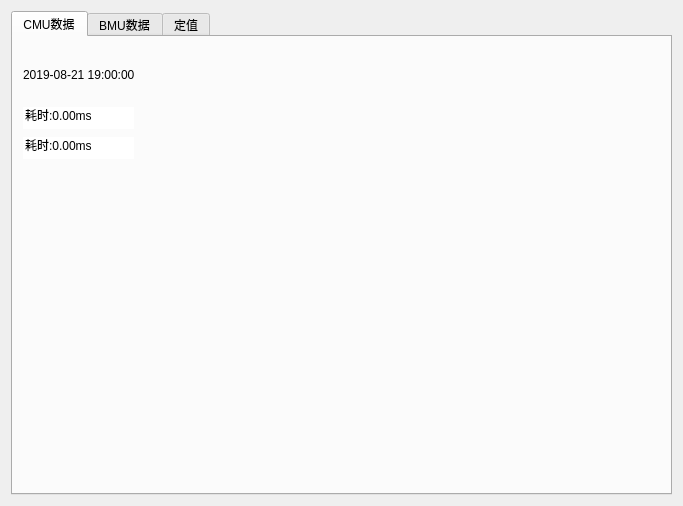
This is widget.ui in Shogpe/bmsTool as Qt 5 draws it before an edit. The edited form follows.
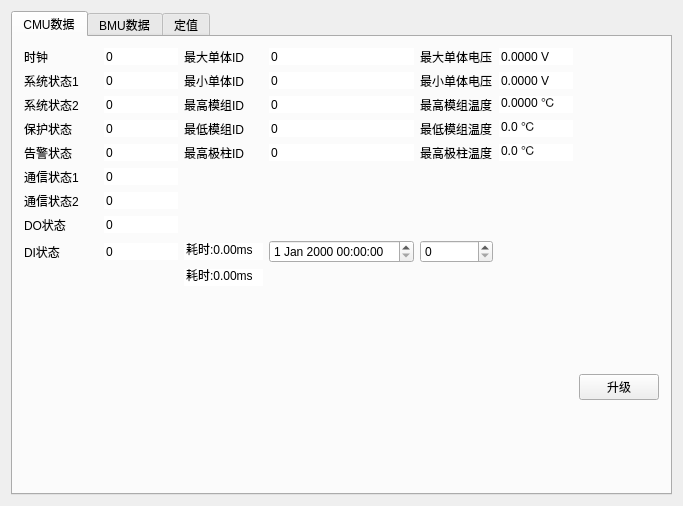
This is the edited form. The open tabs and pages were chosen to show the change. Custom widgets are drawn as their Qt base class.

Patch:
```diff
--- a/widget.ui
+++ b/widget.ui
@@ -53,93 +53,1241 @@
       <attribute name="title">
        <string>CMU数据</string>
       </attribute>
-      <widget class="QDoubleSpinBox" name="costTime">
-       <property name="geometry">
-        <rect>
-         <x>10</x>
-         <y>70</y>
-         <width>111</width>
-         <height>22</height>
-        </rect>
-       </property>
-       <property name="wrapping">
-        <bool>false</bool>
-       </property>
-       <property name="frame">
-        <bool>false</bool>
-       </property>
-       <property name="readOnly">
-        <bool>true</bool>
-       </property>
-       <property name="buttonSymbols">
-        <enum>QAbstractSpinBox::NoButtons</enum>
-       </property>
-       <property name="specialValueText">
-        <string/>
-       </property>
-       <property name="prefix">
-        <string>耗时:</string>
-       </property>
-       <property name="suffix">
-        <string>ms</string>
-       </property>
-      </widget>
-      <widget class="QDoubleSpinBox" name="STime">
-       <property name="geometry">
-        <rect>
-         <x>10</x>
-         <y>100</y>
-         <width>111</width>
-         <height>22</height>
-        </rect>
-       </property>
-       <property name="wrapping">
-        <bool>false</bool>
-       </property>
-       <property name="frame">
-        <bool>false</bool>
-       </property>
-       <property name="readOnly">
-        <bool>true</bool>
-       </property>
-       <property name="buttonSymbols">
-        <enum>QAbstractSpinBox::NoButtons</enum>
-       </property>
-       <property name="specialValueText">
-        <string/>
-       </property>
-       <property name="prefix">
-        <string>耗时:</string>
-       </property>
-       <property name="suffix">
-        <string>ms</string>
-       </property>
-      </widget>
-      <widget class="QLabel" name="labelTime">
-       <property name="geometry">
-        <rect>
-         <x>10</x>
-         <y>30</y>
-         <width>161</width>
-         <height>16</height>
-        </rect>
-       </property>
-       <property name="frameShape">
-        <enum>QFrame::NoFrame</enum>
-       </property>
-       <property name="frameShadow">
-        <enum>QFrame::Plain</enum>
-       </property>
-       <property name="text">
-        <string>2019-08-21 19:00:00</string>
-       </property>
-       <property name="textFormat">
-        <enum>Qt::PlainText</enum>
-       </property>
-       <property name="scaledContents">
-        <bool>false</bool>
-       </property>
-      </widget>
+      <layout class="QGridLayout" name="gridLayout_3">
+       <item row="4" column="0">
+        <widget class="QLabel" name="label_47">
+         <property name="frameShape">
+          <enum>QFrame::NoFrame</enum>
+         </property>
+         <property name="frameShadow">
+          <enum>QFrame::Plain</enum>
+         </property>
+         <property name="text">
+          <string>保护状态</string>
+         </property>
+         <property name="textFormat">
+          <enum>Qt::PlainText</enum>
+         </property>
+         <property name="scaledContents">
+          <bool>false</bool>
+         </property>
+        </widget>
+       </item>
+       <item row="2" column="4">
+        <widget class="QLabel" name="label_54">
+         <property name="frameShape">
+          <enum>QFrame::NoFrame</enum>
+         </property>
+         <property name="frameShadow">
+          <enum>QFrame::Plain</enum>
+         </property>
+         <property name="text">
+          <string>最小单体ID</string>
+         </property>
+         <property name="textFormat">
+          <enum>Qt::PlainText</enum>
+         </property>
+         <property name="scaledContents">
+          <bool>false</bool>
+         </property>
+        </widget>
+       </item>
+       <item row="3" column="1">
+        <widget class="QDoubleSpinBox" name="sysStatus2">
+         <property name="wrapping">
+          <bool>false</bool>
+         </property>
+         <property name="frame">
+          <bool>false</bool>
+         </property>
+         <property name="readOnly">
+          <bool>true</bool>
+         </property>
+         <property name="buttonSymbols">
+          <enum>QAbstractSpinBox::NoButtons</enum>
+         </property>
+         <property name="specialValueText">
+          <string/>
+         </property>
+         <property name="keyboardTracking">
+          <bool>false</bool>
+         </property>
+         <property name="prefix">
+          <string/>
+         </property>
+         <property name="suffix">
+          <string/>
+         </property>
+         <property name="decimals">
+          <number>0</number>
+         </property>
+         <property name="maximum">
+          <double>10000000000000000000.000000000000000</double>
+         </property>
+        </widget>
+       </item>
+       <item row="10" column="0">
+        <widget class="QLabel" name="label_52">
+         <property name="frameShape">
+          <enum>QFrame::NoFrame</enum>
+         </property>
+         <property name="frameShadow">
+          <enum>QFrame::Plain</enum>
+         </property>
+         <property name="text">
+          <string>DI状态</string>
+         </property>
+         <property name="textFormat">
+          <enum>Qt::PlainText</enum>
+         </property>
+         <property name="scaledContents">
+          <bool>false</bool>
+         </property>
+        </widget>
+       </item>
+       <item row="0" column="6">
+        <widget class="QLabel" name="label_44">
+         <property name="frameShape">
+          <enum>QFrame::NoFrame</enum>
+         </property>
+         <property name="frameShadow">
+          <enum>QFrame::Plain</enum>
+         </property>
+         <property name="text">
+          <string>最大单体电压</string>
+         </property>
+         <property name="textFormat">
+          <enum>Qt::PlainText</enum>
+         </property>
+         <property name="scaledContents">
+          <bool>false</bool>
+         </property>
+        </widget>
+       </item>
+       <item row="0" column="5">
+        <widget class="QDoubleSpinBox" name="UmaxID">
+         <property name="sizePolicy">
+          <sizepolicy hsizetype="Preferred" vsizetype="Fixed">
+           <horstretch>0</horstretch>
+           <verstretch>0</verstretch>
+          </sizepolicy>
+         </property>
+         <property name="focusPolicy">
+          <enum>Qt::NoFocus</enum>
+         </property>
+         <property name="wrapping">
+          <bool>false</bool>
+         </property>
+         <property name="frame">
+          <bool>false</bool>
+         </property>
+         <property name="readOnly">
+          <bool>true</bool>
+         </property>
+         <property name="buttonSymbols">
+          <enum>QAbstractSpinBox::NoButtons</enum>
+         </property>
+         <property name="specialValueText">
+          <string/>
+         </property>
+         <property name="accelerated">
+          <bool>false</bool>
+         </property>
+         <property name="keyboardTracking">
+          <bool>false</bool>
+         </property>
+         <property name="prefix">
+          <string/>
+         </property>
+         <property name="suffix">
+          <string/>
+         </property>
+         <property name="decimals">
+          <number>0</number>
+         </property>
+         <property name="maximum">
+          <double>5000000000.000000000000000</double>
+         </property>
+         <property name="singleStep">
+          <double>0.000000000000000</double>
+         </property>
+        </widget>
+       </item>
+       <item row="5" column="1">
+        <widget class="QDoubleSpinBox" name="sysAlmStatus">
+         <property name="wrapping">
+          <bool>false</bool>
+         </property>
+         <property name="frame">
+          <bool>false</bool>
+         </property>
+         <property name="readOnly">
+          <bool>true</bool>
+         </property>
+         <property name="buttonSymbols">
+          <enum>QAbstractSpinBox::NoButtons</enum>
+         </property>
+         <property name="specialValueText">
+          <string/>
+         </property>
+         <property name="keyboardTracking">
+          <bool>false</bool>
+         </property>
+         <property name="prefix">
+          <string/>
+         </property>
+         <property name="suffix">
+          <string/>
+         </property>
+         <property name="decimals">
+          <number>0</number>
+         </property>
+         <property name="maximum">
+          <double>10000000000000000000.000000000000000</double>
+         </property>
+        </widget>
+       </item>
+       <item row="6" column="1">
+        <widget class="QDoubleSpinBox" name="sysComm1">
+         <property name="wrapping">
+          <bool>false</bool>
+         </property>
+         <property name="frame">
+          <bool>false</bool>
+         </property>
+         <property name="readOnly">
+          <bool>true</bool>
+         </property>
+         <property name="buttonSymbols">
+          <enum>QAbstractSpinBox::NoButtons</enum>
+         </property>
+         <property name="specialValueText">
+          <string/>
+         </property>
+         <property name="keyboardTracking">
+          <bool>false</bool>
+         </property>
+         <property name="prefix">
+          <string/>
+         </property>
+         <property name="suffix">
+          <string/>
+         </property>
+         <property name="decimals">
+          <number>0</number>
+         </property>
+         <property name="maximum">
+          <double>10000000000000000000.000000000000000</double>
+         </property>
+        </widget>
+       </item>
+       <item row="0" column="7">
+        <widget class="QDoubleSpinBox" name="Umax">
+         <property name="sizePolicy">
+          <sizepolicy hsizetype="Preferred" vsizetype="Fixed">
+           <horstretch>0</horstretch>
+           <verstretch>0</verstretch>
+          </sizepolicy>
+         </property>
+         <property name="focusPolicy">
+          <enum>Qt::NoFocus</enum>
+         </property>
+         <property name="wrapping">
+          <bool>false</bool>
+         </property>
+         <property name="frame">
+          <bool>false</bool>
+         </property>
+         <property name="readOnly">
+          <bool>true</bool>
+         </property>
+         <property name="buttonSymbols">
+          <enum>QAbstractSpinBox::NoButtons</enum>
+         </property>
+         <property name="specialValueText">
+          <string/>
+         </property>
+         <property name="accelerated">
+          <bool>false</bool>
+         </property>
+         <property name="keyboardTracking">
+          <bool>false</bool>
+         </property>
+         <property name="prefix">
+          <string/>
+         </property>
+         <property name="suffix">
+          <string> V</string>
+         </property>
+         <property name="decimals">
+          <number>4</number>
+         </property>
+         <property name="singleStep">
+          <double>0.000000000000000</double>
+         </property>
+        </widget>
+       </item>
+       <item row="2" column="1">
+        <widget class="QDoubleSpinBox" name="sysStatus1">
+         <property name="wrapping">
+          <bool>false</bool>
+         </property>
+         <property name="frame">
+          <bool>false</bool>
+         </property>
+         <property name="readOnly">
+          <bool>true</bool>
+         </property>
+         <property name="buttonSymbols">
+          <enum>QAbstractSpinBox::NoButtons</enum>
+         </property>
+         <property name="specialValueText">
+          <string/>
+         </property>
+         <property name="keyboardTracking">
+          <bool>false</bool>
+         </property>
+         <property name="prefix">
+          <string/>
+         </property>
+         <property name="suffix">
+          <string/>
+         </property>
+         <property name="decimals">
+          <number>0</number>
+         </property>
+         <property name="maximum">
+          <double>10000000000000000000.000000000000000</double>
+         </property>
+        </widget>
+       </item>
+       <item row="4" column="1">
+        <widget class="QDoubleSpinBox" name="sysErrStatus">
+         <property name="wrapping">
+          <bool>false</bool>
+         </property>
+         <property name="frame">
+          <bool>false</bool>
+         </property>
+         <property name="readOnly">
+          <bool>true</bool>
+         </property>
+         <property name="buttonSymbols">
+          <enum>QAbstractSpinBox::NoButtons</enum>
+         </property>
+         <property name="specialValueText">
+          <string/>
+         </property>
+         <property name="keyboardTracking">
+          <bool>false</bool>
+         </property>
+         <property name="prefix">
+          <string/>
+         </property>
+         <property name="suffix">
+          <string/>
+         </property>
+         <property name="decimals">
+          <number>0</number>
+         </property>
+         <property name="maximum">
+          <double>10000000000000000000.000000000000000</double>
+         </property>
+        </widget>
+       </item>
+       <item row="9" column="1">
+        <widget class="QDoubleSpinBox" name="sysDOStatus">
+         <property name="wrapping">
+          <bool>false</bool>
+         </property>
+         <property name="frame">
+          <bool>false</bool>
+         </property>
+         <property name="readOnly">
+          <bool>true</bool>
+         </property>
+         <property name="buttonSymbols">
+          <enum>QAbstractSpinBox::NoButtons</enum>
+         </property>
+         <property name="specialValueText">
+          <string/>
+         </property>
+         <property name="keyboardTracking">
+          <bool>false</bool>
+         </property>
+         <property name="prefix">
+          <string/>
+         </property>
+         <property name="suffix">
+          <string/>
+         </property>
+         <property name="decimals">
+          <number>0</number>
+         </property>
+         <property name="maximum">
+          <double>10000000000000000000.000000000000000</double>
+         </property>
+        </widget>
+       </item>
+       <item row="0" column="0">
+        <widget class="QLabel" name="label_1">
+         <property name="frameShape">
+          <enum>QFrame::NoFrame</enum>
+         </property>
+         <property name="frameShadow">
+          <enum>QFrame::Plain</enum>
+         </property>
+         <property name="text">
+          <string>时钟</string>
+         </property>
+         <property name="textFormat">
+          <enum>Qt::PlainText</enum>
+         </property>
+         <property name="scaledContents">
+          <bool>false</bool>
+         </property>
+        </widget>
+       </item>
+       <item row="0" column="1">
+        <widget class="QDoubleSpinBox" name="sysTime">
+         <property name="sizePolicy">
+          <sizepolicy hsizetype="Preferred" vsizetype="Fixed">
+           <horstretch>0</horstretch>
+           <verstretch>0</verstretch>
+          </sizepolicy>
+         </property>
+         <property name="wrapping">
+          <bool>false</bool>
+         </property>
+         <property name="frame">
+          <bool>false</bool>
+         </property>
+         <property name="readOnly">
+          <bool>true</bool>
+         </property>
+         <property name="buttonSymbols">
+          <enum>QAbstractSpinBox::NoButtons</enum>
+         </property>
+         <property name="specialValueText">
+          <string/>
+         </property>
+         <property name="accelerated">
+          <bool>false</bool>
+         </property>
+         <property name="keyboardTracking">
+          <bool>false</bool>
+         </property>
+         <property name="prefix">
+          <string/>
+         </property>
+         <property name="suffix">
+          <string/>
+         </property>
+         <property name="decimals">
+          <number>0</number>
+         </property>
+         <property name="maximum">
+          <double>5000000000.000000000000000</double>
+         </property>
+         <property name="singleStep">
+          <double>0.000000000000000</double>
+         </property>
+        </widget>
+       </item>
+       <item row="2" column="0">
+        <widget class="QLabel" name="label_45">
+         <property name="frameShape">
+          <enum>QFrame::NoFrame</enum>
+         </property>
+         <property name="frameShadow">
+          <enum>QFrame::Plain</enum>
+         </property>
+         <property name="text">
+          <string>系统状态1</string>
+         </property>
+         <property name="textFormat">
+          <enum>Qt::PlainText</enum>
+         </property>
+         <property name="scaledContents">
+          <bool>false</bool>
+         </property>
+        </widget>
+       </item>
+       <item row="6" column="0">
+        <widget class="QLabel" name="label_49">
+         <property name="frameShape">
+          <enum>QFrame::NoFrame</enum>
+         </property>
+         <property name="frameShadow">
+          <enum>QFrame::Plain</enum>
+         </property>
+         <property name="text">
+          <string>通信状态1</string>
+         </property>
+         <property name="textFormat">
+          <enum>Qt::PlainText</enum>
+         </property>
+         <property name="scaledContents">
+          <bool>false</bool>
+         </property>
+        </widget>
+       </item>
+       <item row="15" column="1">
+        <spacer name="verticalSpacer_2">
+         <property name="orientation">
+          <enum>Qt::Vertical</enum>
+         </property>
+         <property name="sizeHint" stdset="0">
+          <size>
+           <width>20</width>
+           <height>40</height>
+          </size>
+         </property>
+        </spacer>
+       </item>
+       <item row="8" column="0">
+        <widget class="QLabel" name="label_50">
+         <property name="frameShape">
+          <enum>QFrame::NoFrame</enum>
+         </property>
+         <property name="frameShadow">
+          <enum>QFrame::Plain</enum>
+         </property>
+         <property name="text">
+          <string>通信状态2</string>
+         </property>
+         <property name="textFormat">
+          <enum>Qt::PlainText</enum>
+         </property>
+         <property name="scaledContents">
+          <bool>false</bool>
+         </property>
+        </widget>
+       </item>
+       <item row="3" column="0">
+        <widget class="QLabel" name="label_46">
+         <property name="frameShape">
+          <enum>QFrame::NoFrame</enum>
+         </property>
+         <property name="frameShadow">
+          <enum>QFrame::Plain</enum>
+         </property>
+         <property name="text">
+          <string>系统状态2</string>
+         </property>
+         <property name="textFormat">
+          <enum>Qt::PlainText</enum>
+         </property>
+         <property name="scaledContents">
+          <bool>false</bool>
+         </property>
+        </widget>
+       </item>
+       <item row="8" column="1">
+        <widget class="QDoubleSpinBox" name="sysComm2">
+         <property name="wrapping">
+          <bool>false</bool>
+         </property>
+         <property name="frame">
+          <bool>false</bool>
+         </property>
+         <property name="readOnly">
+          <bool>true</bool>
+         </property>
+         <property name="buttonSymbols">
+          <enum>QAbstractSpinBox::NoButtons</enum>
+         </property>
+         <property name="specialValueText">
+          <string/>
+         </property>
+         <property name="keyboardTracking">
+          <bool>false</bool>
+         </property>
+         <property name="prefix">
+          <string/>
+         </property>
+         <property name="suffix">
+          <string/>
+         </property>
+         <property name="decimals">
+          <number>0</number>
+         </property>
+         <property name="maximum">
+          <double>10000000000000000000.000000000000000</double>
+         </property>
+        </widget>
+       </item>
+       <item row="0" column="4">
+        <widget class="QLabel" name="label_53">
+         <property name="frameShape">
+          <enum>QFrame::NoFrame</enum>
+         </property>
+         <property name="frameShadow">
+          <enum>QFrame::Plain</enum>
+         </property>
+         <property name="text">
+          <string>最大单体ID</string>
+         </property>
+         <property name="textFormat">
+          <enum>Qt::PlainText</enum>
+         </property>
+         <property name="scaledContents">
+          <bool>false</bool>
+         </property>
+        </widget>
+       </item>
+       <item row="9" column="0">
+        <widget class="QLabel" name="label_51">
+         <property name="frameShape">
+          <enum>QFrame::NoFrame</enum>
+         </property>
+         <property name="frameShadow">
+          <enum>QFrame::Plain</enum>
+         </property>
+         <property name="text">
+          <string>DO状态</string>
+         </property>
+         <property name="textFormat">
+          <enum>Qt::PlainText</enum>
+         </property>
+         <property name="scaledContents">
+          <bool>false</bool>
+         </property>
+        </widget>
+       </item>
+       <item row="10" column="1">
+        <widget class="QDoubleSpinBox" name="sysDIStatus">
+         <property name="wrapping">
+          <bool>false</bool>
+         </property>
+         <property name="frame">
+          <bool>false</bool>
+         </property>
+         <property name="readOnly">
+          <bool>true</bool>
+         </property>
+         <property name="buttonSymbols">
+          <enum>QAbstractSpinBox::NoButtons</enum>
+         </property>
+         <property name="specialValueText">
+          <string/>
+         </property>
+         <property name="keyboardTracking">
+          <bool>false</bool>
+         </property>
+         <property name="prefix">
+          <string/>
+         </property>
+         <property name="suffix">
+          <string/>
+         </property>
+         <property name="decimals">
+          <number>0</number>
+         </property>
+         <property name="maximum">
+          <double>10000000000000000000.000000000000000</double>
+         </property>
+        </widget>
+       </item>
+       <item row="5" column="0">
+        <widget class="QLabel" name="label_48">
+         <property name="frameShape">
+          <enum>QFrame::NoFrame</enum>
+         </property>
+         <property name="frameShadow">
+          <enum>QFrame::Plain</enum>
+         </property>
+         <property name="text">
+          <string>告警状态</string>
+         </property>
+         <property name="textFormat">
+          <enum>Qt::PlainText</enum>
+         </property>
+         <property name="scaledContents">
+          <bool>false</bool>
+         </property>
+        </widget>
+       </item>
+       <item row="2" column="5">
+        <widget class="QDoubleSpinBox" name="UminID">
+         <property name="sizePolicy">
+          <sizepolicy hsizetype="Preferred" vsizetype="Fixed">
+           <horstretch>0</horstretch>
+           <verstretch>0</verstretch>
+          </sizepolicy>
+         </property>
+         <property name="focusPolicy">
+          <enum>Qt::NoFocus</enum>
+         </property>
+         <property name="wrapping">
+          <bool>false</bool>
+         </property>
+         <property name="frame">
+          <bool>false</bool>
+         </property>
+         <property name="readOnly">
+          <bool>true</bool>
+         </property>
+         <property name="buttonSymbols">
+          <enum>QAbstractSpinBox::NoButtons</enum>
+         </property>
+         <property name="specialValueText">
+          <string/>
+         </property>
+         <property name="accelerated">
+          <bool>false</bool>
+         </property>
+         <property name="keyboardTracking">
+          <bool>false</bool>
+         </property>
+         <property name="prefix">
+          <string/>
+         </property>
+         <property name="suffix">
+          <string/>
+         </property>
+         <property name="decimals">
+          <number>0</number>
+         </property>
+         <property name="maximum">
+          <double>5000000000.000000000000000</double>
+         </property>
+         <property name="singleStep">
+          <double>0.000000000000000</double>
+         </property>
+        </widget>
+       </item>
+       <item row="2" column="6">
+        <widget class="QLabel" name="label_55">
+         <property name="frameShape">
+          <enum>QFrame::NoFrame</enum>
+         </property>
+         <property name="frameShadow">
+          <enum>QFrame::Plain</enum>
+         </property>
+         <property name="text">
+          <string>最小单体电压</string>
+         </property>
+         <property name="textFormat">
+          <enum>Qt::PlainText</enum>
+         </property>
+         <property name="scaledContents">
+          <bool>false</bool>
+         </property>
+        </widget>
+       </item>
+       <item row="2" column="7">
+        <widget class="QDoubleSpinBox" name="Umin">
+         <property name="sizePolicy">
+          <sizepolicy hsizetype="Preferred" vsizetype="Fixed">
+           <horstretch>0</horstretch>
+           <verstretch>0</verstretch>
+          </sizepolicy>
+         </property>
+         <property name="focusPolicy">
+          <enum>Qt::NoFocus</enum>
+         </property>
+         <property name="wrapping">
+          <bool>false</bool>
+         </property>
+         <property name="frame">
+          <bool>false</bool>
+         </property>
+         <property name="readOnly">
+          <bool>true</bool>
+         </property>
+         <property name="buttonSymbols">
+          <enum>QAbstractSpinBox::NoButtons</enum>
+         </property>
+         <property name="specialValueText">
+          <string/>
+         </property>
+         <property name="accelerated">
+          <bool>false</bool>
+         </property>
+         <property name="keyboardTracking">
+          <bool>false</bool>
+         </property>
+         <property name="prefix">
+          <string/>
+         </property>
+         <property name="suffix">
+          <string> V</string>
+         </property>
+         <property name="decimals">
+          <number>4</number>
+         </property>
+         <property name="singleStep">
+          <double>0.000000000000000</double>
+         </property>
+        </widget>
+       </item>
+       <item row="10" column="4">
+        <widget class="QDoubleSpinBox" name="STime">
+         <property name="wrapping">
+          <bool>false</bool>
+         </property>
+         <property name="frame">
+          <bool>false</bool>
+         </property>
+         <property name="readOnly">
+          <bool>true</bool>
+         </property>
+         <property name="buttonSymbols">
+          <enum>QAbstractSpinBox::NoButtons</enum>
+         </property>
+         <property name="specialValueText">
+          <string/>
+         </property>
+         <property name="prefix">
+          <string>耗时:</string>
+         </property>
+         <property name="suffix">
+          <string>ms</string>
+         </property>
+        </widget>
+       </item>
+       <item row="10" column="5">
+        <widget class="QDateTimeEdit" name="dateTimeEdit"/>
+       </item>
+       <item row="11" column="4">
+        <widget class="QDoubleSpinBox" name="costTime">
+         <property name="wrapping">
+          <bool>false</bool>
+         </property>
+         <property name="frame">
+          <bool>false</bool>
+         </property>
+         <property name="readOnly">
+          <bool>true</bool>
+         </property>
+         <property name="buttonSymbols">
+          <enum>QAbstractSpinBox::NoButtons</enum>
+         </property>
+         <property name="specialValueText">
+          <string/>
+         </property>
+         <property name="prefix">
+          <string>耗时:</string>
+         </property>
+         <property name="suffix">
+          <string>ms</string>
+         </property>
+        </widget>
+       </item>
+       <item row="10" column="6">
+        <widget class="QSpinBox" name="date_day"/>
+       </item>
+       <item row="3" column="4">
+        <widget class="QLabel" name="label_56">
+         <property name="frameShape">
+          <enum>QFrame::NoFrame</enum>
+         </property>
+         <property name="frameShadow">
+          <enum>QFrame::Plain</enum>
+         </property>
+         <property name="text">
+          <string>最高模组ID</string>
+         </property>
+         <property name="textFormat">
+          <enum>Qt::PlainText</enum>
+         </property>
+         <property name="scaledContents">
+          <bool>false</bool>
+         </property>
+        </widget>
+       </item>
+       <item row="3" column="5">
+        <widget class="QDoubleSpinBox" name="TmaxID">
+         <property name="sizePolicy">
+          <sizepolicy hsizetype="Preferred" vsizetype="Fixed">
+           <horstretch>0</horstretch>
+           <verstretch>0</verstretch>
+          </sizepolicy>
+         </property>
+         <property name="focusPolicy">
+          <enum>Qt::NoFocus</enum>
+         </property>
+         <property name="wrapping">
+          <bool>false</bool>
+         </property>
+         <property name="frame">
+          <bool>false</bool>
+         </property>
+         <property name="readOnly">
+          <bool>true</bool>
+         </property>
+         <property name="buttonSymbols">
+          <enum>QAbstractSpinBox::NoButtons</enum>
+         </property>
+         <property name="specialValueText">
+          <string/>
+         </property>
+         <property name="accelerated">
+          <bool>false</bool>
+         </property>
+         <property name="keyboardTracking">
+          <bool>false</bool>
+         </property>
+         <property name="prefix">
+          <string/>
+         </property>
+         <property name="suffix">
+          <string/>
+         </property>
+         <property name="decimals">
+          <number>0</number>
+         </property>
+         <property name="maximum">
+          <double>5000000000.000000000000000</double>
+         </property>
+         <property name="singleStep">
+          <double>0.000000000000000</double>
+         </property>
+        </widget>
+       </item>
+       <item row="3" column="6">
+        <widget class="QLabel" name="label_57">
+         <property name="frameShape">
+          <enum>QFrame::NoFrame</enum>
+         </property>
+         <property name="frameShadow">
+          <enum>QFrame::Plain</enum>
+         </property>
+         <property name="text">
+          <string>最高模组温度</string>
+         </property>
+         <property name="textFormat">
+          <enum>Qt::PlainText</enum>
+         </property>
+         <property name="scaledContents">
+          <bool>false</bool>
+         </property>
+        </widget>
+       </item>
+       <item row="3" column="7">
+        <widget class="QDoubleSpinBox" name="Tmax">
+         <property name="sizePolicy">
+          <sizepolicy hsizetype="Preferred" vsizetype="Fixed">
+           <horstretch>0</horstretch>
+           <verstretch>0</verstretch>
+          </sizepolicy>
+         </property>
+         <property name="focusPolicy">
+          <enum>Qt::NoFocus</enum>
+         </property>
+         <property name="wrapping">
+          <bool>false</bool>
+         </property>
+         <property name="frame">
+          <bool>false</bool>
+         </property>
+         <property name="readOnly">
+          <bool>true</bool>
+         </property>
+         <property name="buttonSymbols">
+          <enum>QAbstractSpinBox::NoButtons</enum>
+         </property>
+         <property name="specialValueText">
+          <string/>
+         </property>
+         <property name="accelerated">
+          <bool>false</bool>
+         </property>
+         <property name="keyboardTracking">
+          <bool>false</bool>
+         </property>
+         <property name="prefix">
+          <string/>
+         </property>
+         <property name="suffix">
+          <string> ℃</string>
+         </property>
+         <property name="decimals">
+          <number>4</number>
+         </property>
+         <property name="singleStep">
+          <double>0.000000000000000</double>
+         </property>
+        </widget>
+       </item>
+       <item row="4" column="4">
+        <widget class="QLabel" name="label_58">
+         <property name="frameShape">
+          <enum>QFrame::NoFrame</enum>
+         </property>
+         <property name="frameShadow">
+          <enum>QFrame::Plain</enum>
+         </property>
+         <property name="text">
+          <string>最低模组ID</string>
+         </property>
+         <property name="textFormat">
+          <enum>Qt::PlainText</enum>
+         </property>
+         <property name="scaledContents">
+          <bool>false</bool>
+         </property>
+        </widget>
+       </item>
+       <item row="4" column="5">
+        <widget class="QDoubleSpinBox" name="TminID">
+         <property name="sizePolicy">
+          <sizepolicy hsizetype="Preferred" vsizetype="Fixed">
+           <horstretch>0</horstretch>
+           <verstretch>0</verstretch>
+          </sizepolicy>
+         </property>
+         <property name="focusPolicy">
+          <enum>Qt::NoFocus</enum>
+         </property>
+         <property name="wrapping">
+          <bool>false</bool>
+         </property>
+         <property name="frame">
+          <bool>false</bool>
+         </property>
+         <property name="readOnly">
+          <bool>true</bool>
+         </property>
+         <property name="buttonSymbols">
+          <enum>QAbstractSpinBox::NoButtons</enum>
+         </property>
+         <property name="specialValueText">
+          <string/>
+         </property>
+         <property name="accelerated">
+          <bool>false</bool>
+         </property>
+         <property name="keyboardTracking">
+          <bool>false</bool>
+         </property>
+         <property name="prefix">
+          <string/>
+         </property>
+         <property name="suffix">
+          <string/>
+         </property>
+         <property name="decimals">
+          <number>0</number>
+         </property>
+         <property name="maximum">
+          <double>5000000000.000000000000000</double>
+         </property>
+         <property name="singleStep">
+          <double>0.000000000000000</double>
+         </property>
+        </widget>
+       </item>
+       <item row="4" column="6">
+        <widget class="QLabel" name="label_59">
+         <property name="frameShape">
+          <enum>QFrame::NoFrame</enum>
+         </property>
+         <property name="frameShadow">
+          <enum>QFrame::Plain</enum>
+         </property>
+         <property name="text">
+          <string>最低模组温度</string>
+         </property>
+         <property name="textFormat">
+          <enum>Qt::PlainText</enum>
+         </property>
+         <property name="scaledContents">
+          <bool>false</bool>
+         </property>
+        </widget>
+       </item>
+       <item row="4" column="7">
+        <widget class="QDoubleSpinBox" name="Tmin">
+         <property name="sizePolicy">
+          <sizepolicy hsizetype="Preferred" vsizetype="Fixed">
+           <horstretch>0</horstretch>
+           <verstretch>0</verstretch>
+          </sizepolicy>
+         </property>
+         <property name="focusPolicy">
+          <enum>Qt::NoFocus</enum>
+         </property>
+         <property name="wrapping">
+          <bool>false</bool>
+         </property>
+         <property name="frame">
+          <bool>false</bool>
+         </property>
+         <property name="readOnly">
+          <bool>true</bool>
+         </property>
+         <property name="buttonSymbols">
+          <enum>QAbstractSpinBox::NoButtons</enum>
+         </property>
+         <property name="specialValueText">
+          <string/>
+         </property>
+         <property name="accelerated">
+          <bool>false</bool>
+         </property>
+         <property name="keyboardTracking">
+          <bool>false</bool>
+         </property>
+         <property name="prefix">
+          <string/>
+         </property>
+         <property name="suffix">
+          <string> ℃</string>
+         </property>
+         <property name="decimals">
+          <number>1</number>
+         </property>
+         <property name="singleStep">
+          <double>0.000000000000000</double>
+         </property>
+        </widget>
+       </item>
+       <item row="5" column="4">
+        <widget class="QLabel" name="label_60">
+         <property name="layoutDirection">
+          <enum>Qt::LeftToRight</enum>
+         </property>
+         <property name="frameShape">
+          <enum>QFrame::NoFrame</enum>
+         </property>
+         <property name="frameShadow">
+          <enum>QFrame::Plain</enum>
+         </property>
+         <property name="text">
+          <string>最高极柱ID</string>
+         </property>
+         <property name="textFormat">
+          <enum>Qt::PlainText</enum>
+         </property>
+         <property name="scaledContents">
+          <bool>false</bool>
+         </property>
+        </widget>
+       </item>
+       <item row="5" column="5">
+        <widget class="QDoubleSpinBox" name="TpMaxID">
+         <property name="sizePolicy">
+          <sizepolicy hsizetype="Preferred" vsizetype="Fixed">
+           <horstretch>0</horstretch>
+           <verstretch>0</verstretch>
+          </sizepolicy>
+         </property>
+         <property name="focusPolicy">
+          <enum>Qt::NoFocus</enum>
+         </property>
+         <property name="wrapping">
+          <bool>false</bool>
+         </property>
+         <property name="frame">
+          <bool>false</bool>
+         </property>
+         <property name="readOnly">
+          <bool>true</bool>
+         </property>
+         <property name="buttonSymbols">
+          <enum>QAbstractSpinBox::NoButtons</enum>
+         </property>
+         <property name="specialValueText">
+          <string/>
+         </property>
+         <property name="accelerated">
+          <bool>false</bool>
+         </property>
+         <property name="keyboardTracking">
+          <bool>false</bool>
+         </property>
+         <property name="prefix">
+          <string/>
+         </property>
+         <property name="suffix">
+          <string/>
+         </property>
+         <property name="decimals">
+          <number>0</number>
+         </property>
+         <property name="maximum">
+          <double>5000000000.000000000000000</double>
+         </property>
+         <property name="singleStep">
+          <double>0.000000000000000</double>
+         </property>
+        </widget>
+       </item>
+       <item row="5" column="7">
+        <widget class="QDoubleSpinBox" name="TpMax">
+         <property name="sizePolicy">
+          <sizepolicy hsizetype="Preferred" vsizetype="Fixed">
+           <horstretch>0</horstretch>
+           <verstretch>0</verstretch>
+          </sizepolicy>
+         </property>
+         <property name="focusPolicy">
+          <enum>Qt::NoFocus</enum>
+         </property>
+         <property name="wrapping">
+          <bool>false</bool>
+         </property>
+         <property name="frame">
+          <bool>false</bool>
+         </property>
+         <property name="readOnly">
+          <bool>true</bool>
+         </property>
+         <property name="buttonSymbols">
+          <enum>QAbstractSpinBox::NoButtons</enum>
+         </property>
+         <property name="specialValueText">
+          <string/>
+         </property>
+         <property name="accelerated">
+          <bool>false</bool>
+         </property>
+         <property name="keyboardTracking">
+          <bool>false</bool>
+         </property>
+         <property name="prefix">
+          <string/>
+         </property>
+         <property name="suffix">
+          <string> ℃</string>
+         </property>
+         <property name="decimals">
+          <number>1</number>
+         </property>
+         <property name="singleStep">
+          <double>0.000000000000000</double>
+         </property>
+        </widget>
+       </item>
+       <item row="5" column="6">
+        <widget class="QLabel" name="label_61">
+         <property name="frameShape">
+          <enum>QFrame::NoFrame</enum>
+         </property>
+         <property name="frameShadow">
+          <enum>QFrame::Plain</enum>
+         </property>
+         <property name="text">
+          <string>最高极柱温度</string>
+         </property>
+         <property name="textFormat">
+          <enum>Qt::PlainText</enum>
+         </property>
+         <property name="scaledContents">
+          <bool>false</bool>
+         </property>
+        </widget>
+       </item>
+       <item row="15" column="8">
+        <widget class="QPushButton" name="btnUpgrade">
+         <property name="text">
+          <string>升级</string>
+         </property>
+        </widget>
+       </item>
+      </layout>
      </widget>
      <widget class="QWidget" name="tabBMU">
       <property name="accessibleName">
@@ -1727,6 +2875,13 @@
   </layout>
  </widget>
  <layoutdefault spacing="6" margin="11"/>
+ <customwidgets>
+  <customwidget>
+   <class>MyDoubleSpinBox</class>
+   <extends>QDoubleSpinBox</extends>
+   <header>widget.h</header>
+  </customwidget>
+ </customwidgets>
  <resources/>
  <connections/>
 </ui>
```
Left out of the diff: 2631 changed lines with no effect on the pictures.
